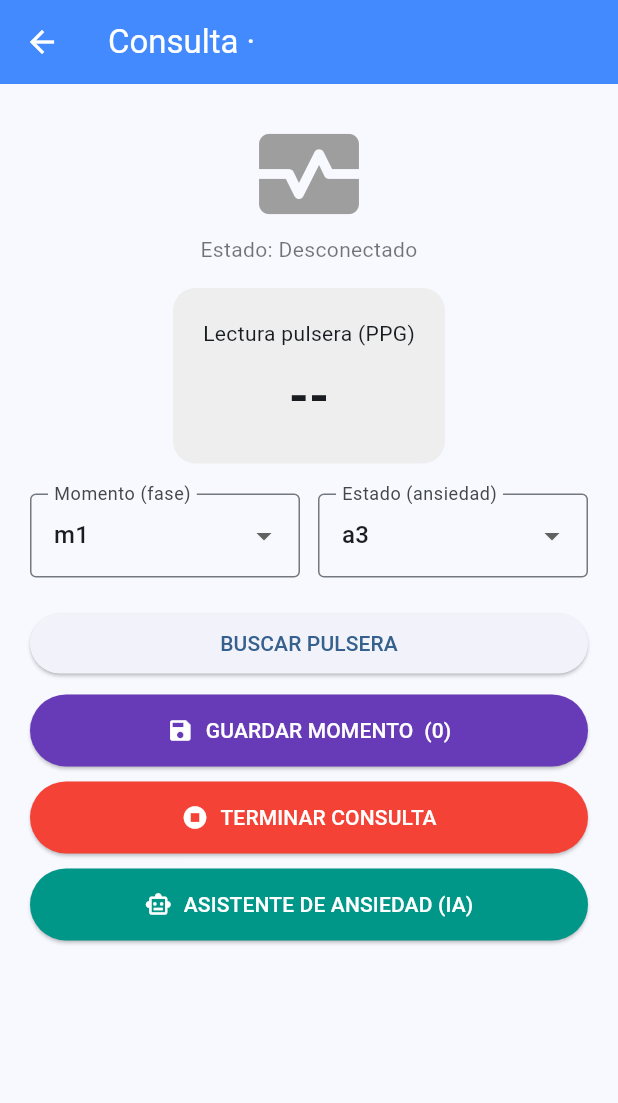
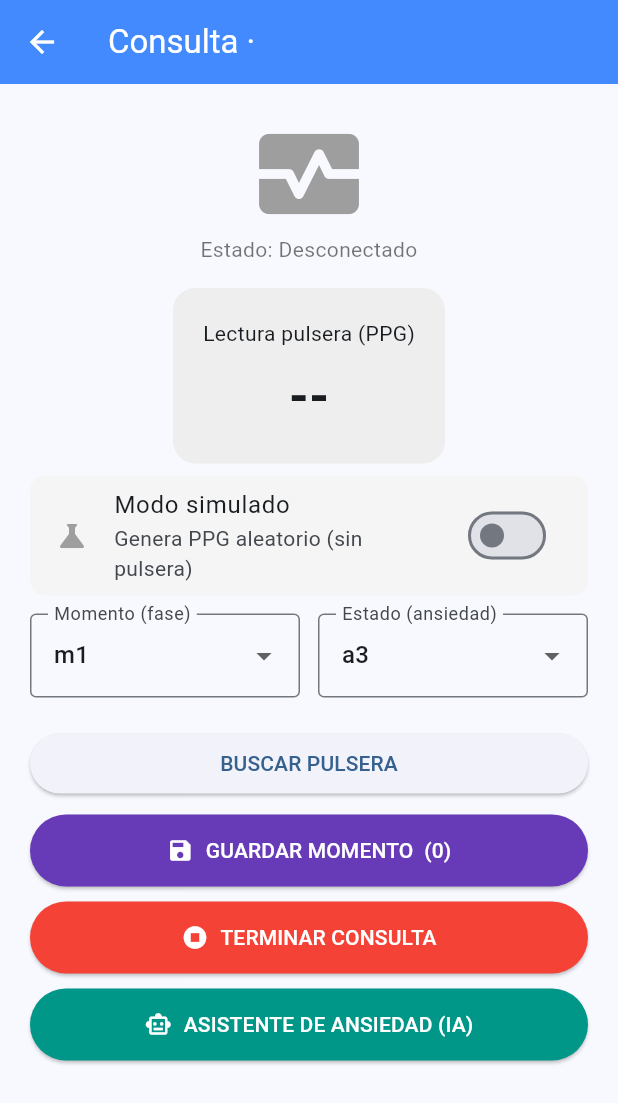
Before and after one commit to Afkaqui/odonto2026_app, a Flutter app: the MonitorScreen screen opened directly with empty values, on a phone screen of 412 x 824 dp. Shown: the top 1103 px of the screen. Run offline on Flutter 3.47's test engine with Material 3 defaults, Android fonts, the phone set to English and light mode, and no system bars; our stand-ins replace dash_chat_2, flutter_blue_plus, google_generative_ai, shared_preferences; accounts and stored records are empty; network calls fail.

Commit message:
App: modo simulado (PPG aleatorio sin pulsera)

```diff
--- a/lib/monitor_screen.dart
+++ b/lib/monitor_screen.dart
@@ -1,4 +1,5 @@
 import 'dart:async';
+import 'dart:math';
 import 'package:flutter/material.dart';
 import 'package:flutter_blue_plus/flutter_blue_plus.dart';
 import 'models.dart';
@@ -33,6 +34,12 @@ class _MonitorScreenState extends State<MonitorScreen> {
   String _estado = 'a3';
   bool _terminada = false;
 
+  // Modo simulado: genera PPG aleatorio sin necesidad de pulsera (para pruebas).
+  // Funciona igual offline u online (los records se guardan local y sincronizan).
+  bool _simulado = false;
+  Timer? _simTimer;
+  final Random _rng = Random();
+
   @override
   void initState() {
     super.initState();
@@ -45,10 +52,35 @@ class _MonitorScreenState extends State<MonitorScreen> {
 
   @override
   void dispose() {
+    _simTimer?.cancel();
     _scanSubscription?.cancel();
     _valueSubscription?.cancel();
     connectedDevice?.disconnect();
     super.dispose();
+  }
+
+  // Activa/desactiva la generación de datos aleatorios.
+  void _setSimulado(bool v) {
+    setState(() => _simulado = v);
+    _simTimer?.cancel();
+    if (v) {
+      _status = "Simulando (sin pulsera)";
+      _simTimer = Timer.periodic(const Duration(seconds: 1), (_) => _tickSim());
+    } else {
+      _heartRateData = [];
+      _status = connectedDevice != null ? "Monitoreando..." : "Desconectado";
+    }
+    setState(() {});
+  }
+
+  // Genera una lectura aleatoria con el mismo formato del ESP: "HH:MM:SS,BPM,SIM".
+  void _tickSim() {
+    final now = DateTime.now();
+    String d2(int n) => n.toString().padLeft(2, '0');
+    final hora = "${d2(now.hour)}:${d2(now.minute)}:${d2(now.second)}";
+    final bpm = 60 + _rng.nextInt(51); // 60..110
+    final payload = "$hora,$bpm,SIM";
+    setState(() => _heartRateData = payload.codeUnits);
   }
 
   void startScanAndConnect() async {
@@ -172,7 +204,7 @@ class _MonitorScreenState extends State<MonitorScreen> {
       body: SingleChildScrollView(
         padding: const EdgeInsets.all(20),
         child: Column(children: [
-          Icon(Icons.monitor_heart, size: 80, color: _status.contains("Monitoreando") ? Colors.redAccent : Colors.grey),
+          Icon(Icons.monitor_heart, size: 80, color: (_status.contains("Monitoreando") || _simulado) ? Colors.redAccent : Colors.grey),
           Text("Estado: $_status", textAlign: TextAlign.center, style: const TextStyle(color: Colors.black54)),
           const SizedBox(height: 16),
           Container(
@@ -184,7 +216,21 @@ class _MonitorScreenState extends State<MonitorScreen> {
               Text(bpm, style: const TextStyle(fontSize: 34, fontWeight: FontWeight.bold)),
             ]),
           ),
-          const SizedBox(height: 20),
+          const SizedBox(height: 8),
+          Container(
+            decoration: BoxDecoration(
+              color: _simulado ? Colors.amber.shade100 : Colors.grey.shade100,
+              borderRadius: BorderRadius.circular(10),
+            ),
+            child: SwitchListTile(
+              value: _simulado,
+              onChanged: _terminada ? null : _setSimulado,
+              secondary: Icon(Icons.science, color: _simulado ? Colors.amber.shade800 : Colors.grey),
+              title: const Text('Modo simulado'),
+              subtitle: const Text('Genera PPG aleatorio (sin pulsera)'),
+            ),
+          ),
+          const SizedBox(height: 12),
           Row(children: [
             Expanded(child: DropdownButtonFormField<String>(
               value: _phase,
```
